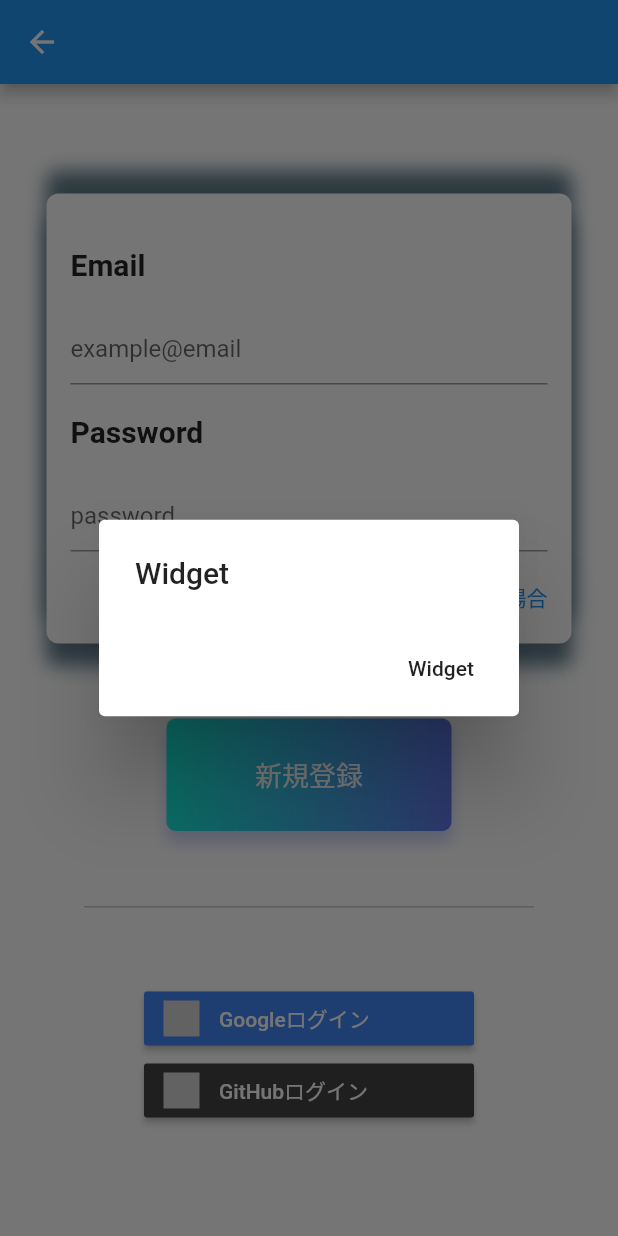
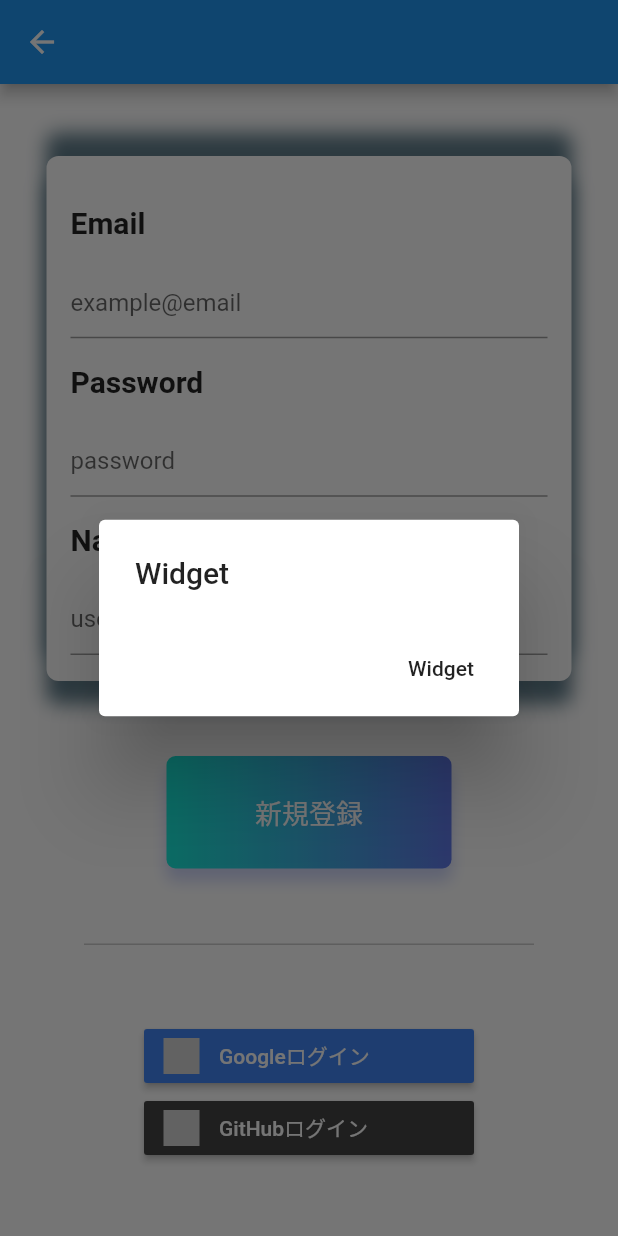
Before and after one commit to IXA-hub/apexpositionapp, a Flutter app: the SignupPage screen opened directly, after a tap on "新規登録", on a phone screen of 412 x 824 dp. Run offline on Flutter 3.47's test engine with Material 2 defaults, Android fonts, the light colour scheme and no system bars; our stand-ins replace cloud_firestore, curved_navigation_bar, firebase_auth, firebase_core, firebase_storage, flutter_dotenv and 3 more; accounts and stored records are empty; network calls fail; statements that could not run were skipped.

Commit message:
change accountPage

```diff
--- /dev/null
+++ b/lib/Account/AccountModel.dart
@@ -0,0 +1,43 @@
+import 'package:cloud_firestore/cloud_firestore.dart';
+import 'package:firebase_auth/firebase_auth.dart';
+import 'package:flutter/cupertino.dart';
+
+class AccountModel extends ChangeNotifier {
+  int page = 0;
+
+  setPage(int index) {
+    page = index;
+    notifyListeners();
+  }
+
+  bool x = true;
+  User user;
+  Future getUser() async {
+    String uid = FirebaseAuth.instance.currentUser.uid;
+    final doc =
+        await FirebaseFirestore.instance.collection('users').doc(uid).get();
+    User user = User.doc(doc);
+    this.user = user;
+  }
+}
+
+class User {
+  final String id;
+  final String username;
+  final String Email;
+
+  User._(
+    this.id,
+    this.username,
+    this.Email,
+  );
+
+  factory User.doc(DocumentSnapshot doc) {
+    final data = doc.data();
+    return User._(
+      doc.id,
+      data['nickname'],
+      data['Email'],
+    );
+  }
+}
--- a/lib/ApexDetaList/ApexDataListPage.dart
+++ b/lib/ApexDetaList/ApexDataListPage.dart
@@ -53,7 +53,6 @@ class _apexDataCardList extends StatelessWidget {
         )).toList();
     return ListView(
       shrinkWrap: true,
-      physics: NeverScrollableScrollPhysics(),
       children: apexDataCard,
     );
   }
--- a/lib/App/appModel.dart
+++ b/lib/App/appModel.dart
@@ -2,14 +2,14 @@ import 'dart:async';
 
 import 'package:firebase_auth/firebase_auth.dart' as Auth;
 import 'package:firebase_core/firebase_core.dart';
+import 'package:flutter/material.dart';
 import 'package:flutter_dotenv/flutter_dotenv.dart';
 
-class AppModel {
+class AppModel extends ChangeNotifier {
   // ignore: close_sinks
-  final _userStateStreamController = StreamController<UserState>();
-  Stream<UserState> get userState => _userStateStreamController.stream;
-
   UserState _state;
+  bool isLoading = false;
+  bool LoginState = false;
 
   // コンストラクタ
   AppModel() {
@@ -24,16 +24,16 @@ class AppModel {
     UserState state = UserState.noLogin;
 
     if (await isLogin()) {
-      state = UserState.okLogin;
+      LoginState = true;
+      isLoading = true;
     } else {
-      state = UserState.noLogin;
+      LoginState = false;
+      isLoading = true;
     }
-
-    _state = state;
     //loadingPage表示の為に待機
-    await Future.delayed(Duration(microseconds: 1500));
+    await Future.delayed(Duration(seconds: 3));
     //stateの更新
-    _userStateStreamController.sink.add(_state);
+    notifyListeners();
   }
 
   Future isLogin() async {
--- a/lib/MainServise/MainService.dart
+++ b/lib/MainServise/MainService.dart
@@ -1,3 +1,4 @@
+import 'package:apexpositionapp/Account/AcccountPage.dart';
 import 'package:apexpositionapp/ApexDetaList/ApexDataListPage.dart';
 import 'package:apexpositionapp/Signin/SigninPage.dart';
 import 'package:apexpositionapp/SubServise/SubServisePage.dart';
@@ -48,7 +49,7 @@ Widget _MainServicepPage(BuildContext context, bool isLogin) {
   final model = Provider.of<MainServiceModel>(context);
   return Stack(
     children: [
-      _tabPage(model.page, 0, isLogin ? SigninPage() : SigninPage()),
+      _tabPage(model.page, 0, isLogin ? AccountPage() : SigninPage()),
       _tabPage(model.page, 1, ApexDataListPage()),
       _tabPage(model.page, 2, SubServisePage()),
     ],
--- a/lib/Signin/SigninModel.dart
+++ b/lib/Signin/SigninModel.dart
@@ -4,17 +4,9 @@ import 'package:flutter/cupertino.dart';
 class SignInModel extends ChangeNotifier {
   String email = '';
   String password = '';
-  final FirebaseAuth _auth = FirebaseAuth.instance;
 
   Future emailSignIn() async {
-    if (email.isEmpty) {
-      throw ('メールアドレスを入力してください');
-    }
-    if (password.isEmpty) {
-      throw ('パスワードを入力してください');
-    }
-
-    await _auth.signInWithEmailAndPassword(
+    await FirebaseAuth.instance.signInWithEmailAndPassword(
       email: email,
       password: password,
     );
--- a/lib/Signup/SignupModel.dart
+++ b/lib/Signup/SignupModel.dart
@@ -5,29 +5,21 @@ import 'package:flutter/cupertino.dart';
 class SignUpModel extends ChangeNotifier {
   String email;
   String password;
-
-  final FirebaseAuth _auth = FirebaseAuth.instance;
+  String username;
 
   Future emaiSignUp() async {
-    if (email.isEmpty) {
-      throw ('Emailを入力してください');
-    }
-
-    if (password.isEmpty) {
-      throw ('passwordを入力してください');
-    }
-
-    final User user = (await _auth.createUserWithEmailAndPassword(
+    final User user =
+        (await FirebaseAuth.instance.createUserWithEmailAndPassword(
       email: email,
       password: password,
     ))
-        .user;
-    //.userのemailを取得
-    final UserEmail = user.email;
+            .user;
 
     FirebaseFirestore.instance.collection('users').doc(user.uid).set(
       {
-        'Email': UserEmail,
+        'uid': user.uid,
+        'nickname': username,
+        'Email': user.email,
         'createdAt': Timestamp.now(),
       },
     );
--- a/lib/Signup/SignupPage.dart
+++ b/lib/Signup/SignupPage.dart
@@ -1,11 +1,10 @@
-import 'package:apexpositionapp/Account/AcccountPage.dart';
+import 'package:apexpositionapp/MainServise/MainService.dart';
+import 'package:apexpositionapp/Signup/SignupModel.dart';
 import 'package:flutter/cupertino.dart';
 import 'package:flutter/material.dart';
 import 'package:flutter_signin_button/button_list.dart';
 import 'package:flutter_signin_button/button_view.dart';
 import 'package:provider/provider.dart';
-
-import 'SignupModel.dart';
 
 class SignupPage extends StatelessWidget {
   @override
@@ -44,7 +43,7 @@ class SignupPage extends StatelessWidget {
     return Center(
       child: Container(
         width: 350,
-        height: 300,
+        height: 350,
         decoration: BoxDecoration(
           color: Colors.white,
           borderRadius: BorderRadius.circular(8.0),
@@ -84,19 +83,14 @@ class SignupPage extends StatelessWidget {
                 },
                 obscureText: true,
               ),
-              Row(
-                mainAxisAlignment: MainAxisAlignment.end,
-                children: [
-                  GestureDetector(
-                    onTap: () {
-                      //todo
-                    },
-                    child: Text(
-                      'passwordを忘れた場合',
-                      style: TextStyle(color: Colors.blue),
-                    ),
-                  ),
-                ],
+              Text("Name",
+                  style: TextStyle(fontSize: 20, fontWeight: FontWeight.bold)),
+              TextField(
+                decoration: InputDecoration(hintText: 'username'),
+                onChanged: (text) {
+                  model.username = text;
+                },
+                obscureText: true,
               ),
             ],
           ),
@@ -127,8 +121,10 @@ class SignupPage extends StatelessWidget {
             onTap: () async {
               try {
                 await model.emaiSignUp();
-                Navigator.push(context,
-                    MaterialPageRoute(builder: (context) => AccountPage()));
+                Navigator.push(
+                    context,
+                    MaterialPageRoute(
+                        builder: (context) => SelectServicePage(true)));
               } catch (e) {
                 _showDialog(context, toString());
               }
```
Also changed, not shown: lib/Account/AcccountPage.dart (+52 -3 lines), lib/App/appPage.dart (+12 -24 lines), lib/EmailSender/EmailSenderPage.dart (+20 -11 lines), lib/EmailSender/EmailsenderModel.dart (+4 -4 lines), lib/Signin/SigninPage.dart (+3 -5 lines), lib/SubServise/SubServisePage.dart (+0 -12 lines), pubspec.lock, 2 other files.
